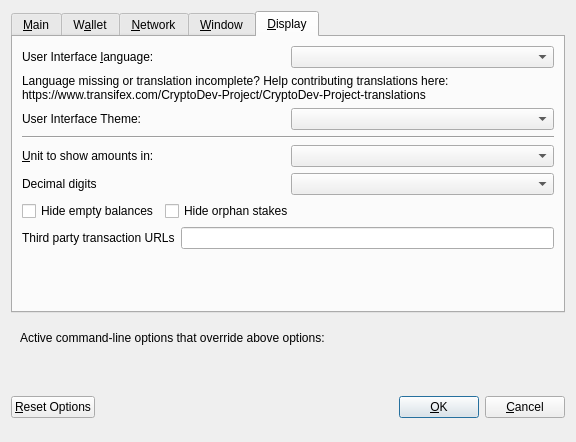
Above: src/qt/forms/optionsdialog.ui from CryptoHashTank/CHTC before the change. Below: the same form after it.
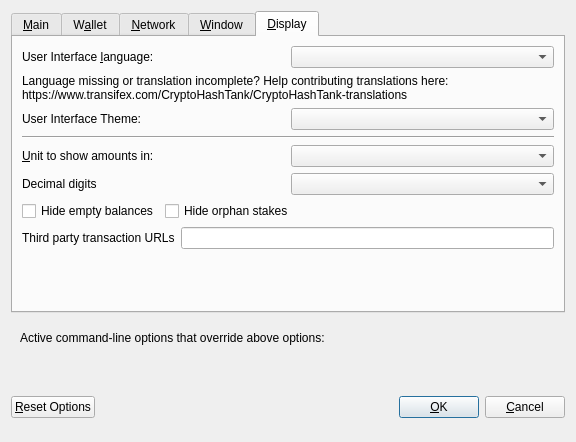
That is the form after the change. Custom widgets are drawn as their Qt base class.

```diff
--- a/src/qt/forms/optionsdialog.ui
+++ b/src/qt/forms/optionsdialog.ui
@@ -524,7 +524,7 @@
          </property>
          <property name="text">
           <string>Language missing or translation incomplete? Help contributing translations here:
-https://www.transifex.com/CryptoDev-Project/CryptoDev-Project-translations</string>
+https://www.transifex.com/CryptoHashTank/CryptoHashTank-translations</string>
          </property>
          <property name="wordWrap">
           <bool>true</bool>
```
